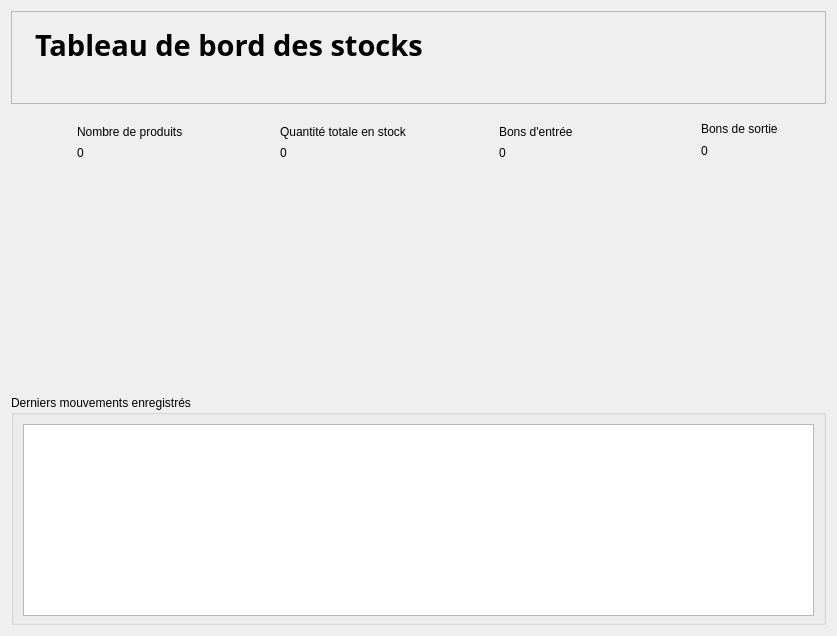
miranto-andria/stock-it, file interface/dashboard_widget.ui: the form before one commit.
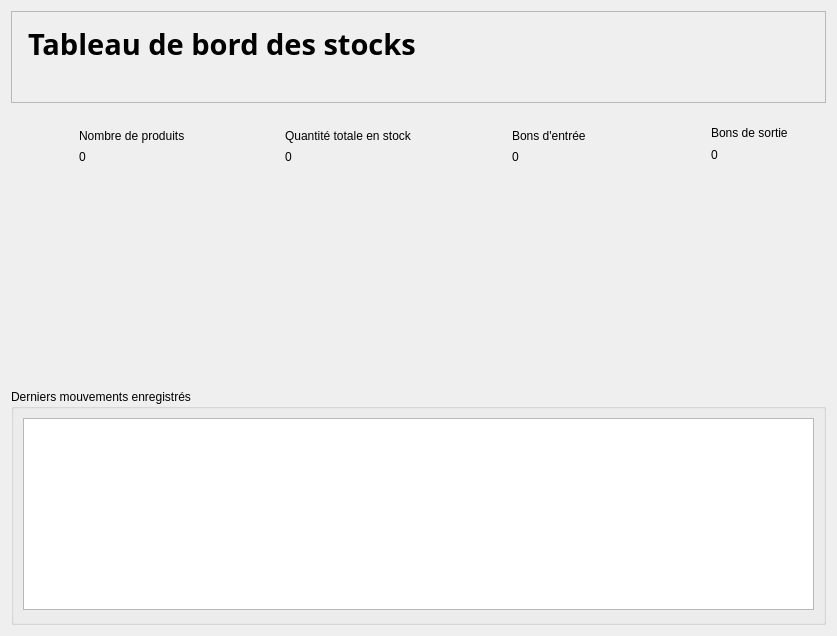
The form after the commit. Custom widgets are drawn as their Qt base class.

```diff
--- a/interface/dashboard_widget.ui
+++ b/interface/dashboard_widget.ui
@@ -14,10 +14,7 @@
    <string>Form</string>
   </property>
   <property name="styleSheet">
-   <string notr="true">QPushButton{
-background: transparent;
-border: none;
-}</string>
+   <string notr="true"/>
   </property>
   <layout class="QVBoxLayout" name="verticalLayout_2" stretch="0,0,1,0">
    <item>
@@ -25,11 +22,11 @@
      <property name="minimumSize">
       <size>
        <width>0</width>
-       <height>60</height>
+       <height>92</height>
       </size>
      </property>
      <property name="styleSheet">
-      <string notr="true">padding: 2px 3px;</string>
+      <string notr="true"/>
      </property>
      <property name="frameShape">
       <enum>QFrame::Shape::StyledPanel</enum>
@@ -38,6 +35,18 @@
       <enum>QFrame::Shadow::Raised</enum>
      </property>
      <layout class="QVBoxLayout" name="verticalLayout">
+      <property name="leftMargin">
+       <number>16</number>
+      </property>
+      <property name="topMargin">
+       <number>12</number>
+      </property>
+      <property name="rightMargin">
+       <number>16</number>
+      </property>
+      <property name="bottomMargin">
+       <number>12</number>
+      </property>
       <item>
        <widget class="QLabel" name="label">
         <property name="font">
@@ -71,8 +80,14 @@
    </item>
    <item>
     <layout class="QGridLayout" name="grille">
+     <property name="topMargin">
+      <number>3</number>
+     </property>
+     <property name="bottomMargin">
+      <number>3</number>
+     </property>
      <property name="spacing">
-      <number>12</number>
+      <number>16</number>
      </property>
      <item row="0" column="0">
       <widget class="QWidget" name="carte_produits" native="true">
@@ -84,16 +99,16 @@
          <number>12</number>
         </property>
         <property name="leftMargin">
-         <number>14</number>
+         <number>16</number>
         </property>
         <property name="topMargin">
-         <number>12</number>
+         <number>14</number>
         </property>
         <property name="rightMargin">
-         <number>14</number>
+         <number>16</number>
         </property>
         <property name="bottomMargin">
-         <number>12</number>
+         <number>14</number>
         </property>
         <item>
          <widget class="QLabel" name="tile_ico_produits">
@@ -148,16 +163,16 @@
          <number>12</number>
         </property>
         <property name="leftMargin">
-         <number>14</number>
+         <number>16</number>
         </property>
         <property name="topMargin">
-         <number>12</number>
+         <number>14</number>
         </property>
         <property name="rightMargin">
-         <number>14</number>
+         <number>16</number>
         </property>
         <property name="bottomMargin">
-         <number>12</number>
+         <number>14</number>
         </property>
         <item>
          <widget class="QLabel" name="tile_ico_stock">
@@ -212,16 +227,16 @@
          <number>12</number>
         </property>
         <property name="leftMargin">
-         <number>14</number>
+         <number>16</number>
         </property>
         <property name="topMargin">
-         <number>12</number>
+         <number>14</number>
         </property>
         <property name="rightMargin">
-         <number>14</number>
+         <number>16</number>
         </property>
         <property name="bottomMargin">
-         <number>12</number>
+         <number>14</number>
         </property>
         <item>
          <widget class="QLabel" name="tile_ico_entrees">
@@ -276,16 +291,16 @@
          <number>12</number>
         </property>
         <property name="leftMargin">
-         <number>14</number>
+         <number>16</number>
         </property>
         <property name="topMargin">
-         <number>12</number>
+         <number>14</number>
         </property>
         <property name="rightMargin">
-         <number>14</number>
+         <number>16</number>
         </property>
         <property name="bottomMargin">
-         <number>12</number>
+         <number>14</number>
         </property>
         <item>
          <widget class="QLabel" name="tile_ico_sorties">
@@ -341,22 +356,22 @@
    <item>
     <layout class="QHBoxLayout" name="ligne_graphiques" stretch="1,1">
      <property name="spacing">
-      <number>12</number>
+      <number>16</number>
      </property>
      <item>
       <widget class="QWidget" name="cadre_histogramme" native="true">
        <layout class="QVBoxLayout" name="layout_cadre_histogramme">
         <property name="leftMargin">
-         <number>6</number>
+         <number>12</number>
         </property>
         <property name="topMargin">
-         <number>6</number>
+         <number>12</number>
         </property>
         <property name="rightMargin">
-         <number>6</number>
+         <number>12</number>
         </property>
         <property name="bottomMargin">
-         <number>6</number>
+         <number>12</number>
         </property>
         <item>
          <widget class="HistogramWidget" name="histogramme"/>
@@ -368,16 +383,16 @@
       <widget class="QWidget" name="cadre_camembert" native="true">
        <layout class="QVBoxLayout" name="layout_cadre_camembert">
         <property name="leftMargin">
-         <number>6</number>
+         <number>12</number>
         </property>
         <property name="topMargin">
-         <number>4</number>
+         <number>12</number>
         </property>
         <property name="rightMargin">
-         <number>6</number>
+         <number>12</number>
         </property>
         <property name="bottomMargin">
-         <number>6</number>
+         <number>12</number>
         </property>
         <item>
          <widget class="PieChartWidget" name="camembert" native="true"/>
@@ -394,7 +409,7 @@
      </property>
      <layout class="QVBoxLayout" name="layout_mouvements">
       <property name="bottomMargin">
-       <number>6</number>
+       <number>12</number>
       </property>
       <item>
        <widget class="QListWidget" name="derniers_mouvements">
```
Left out of the diff: 2 changed lines with no effect on the pictures.
